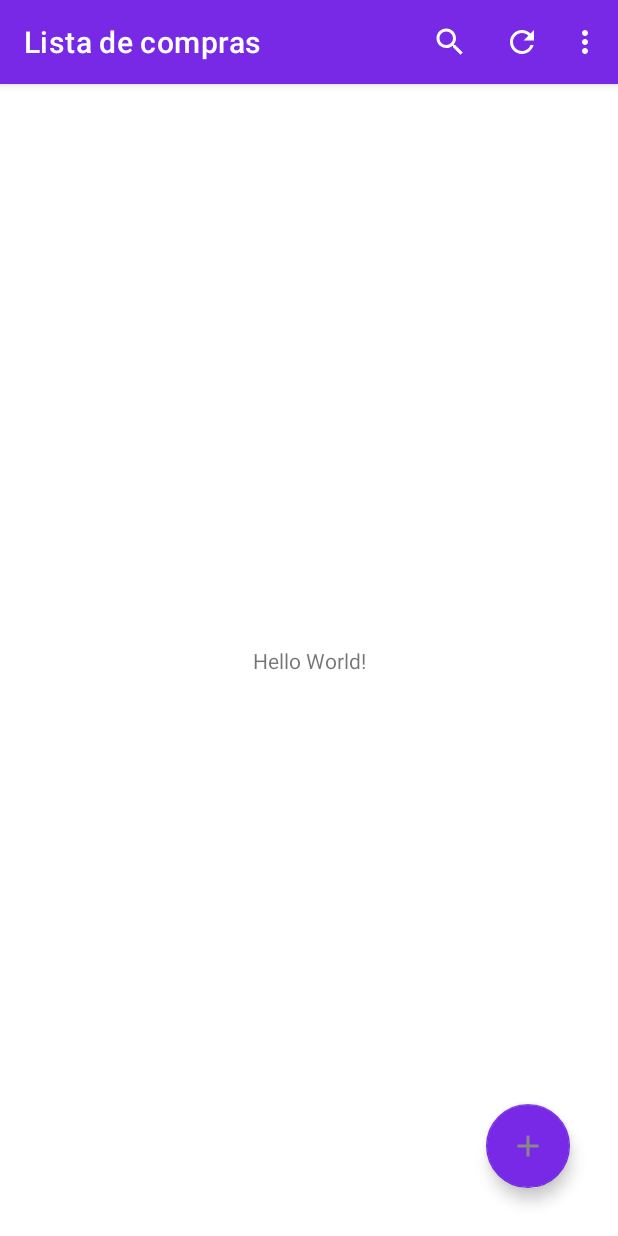
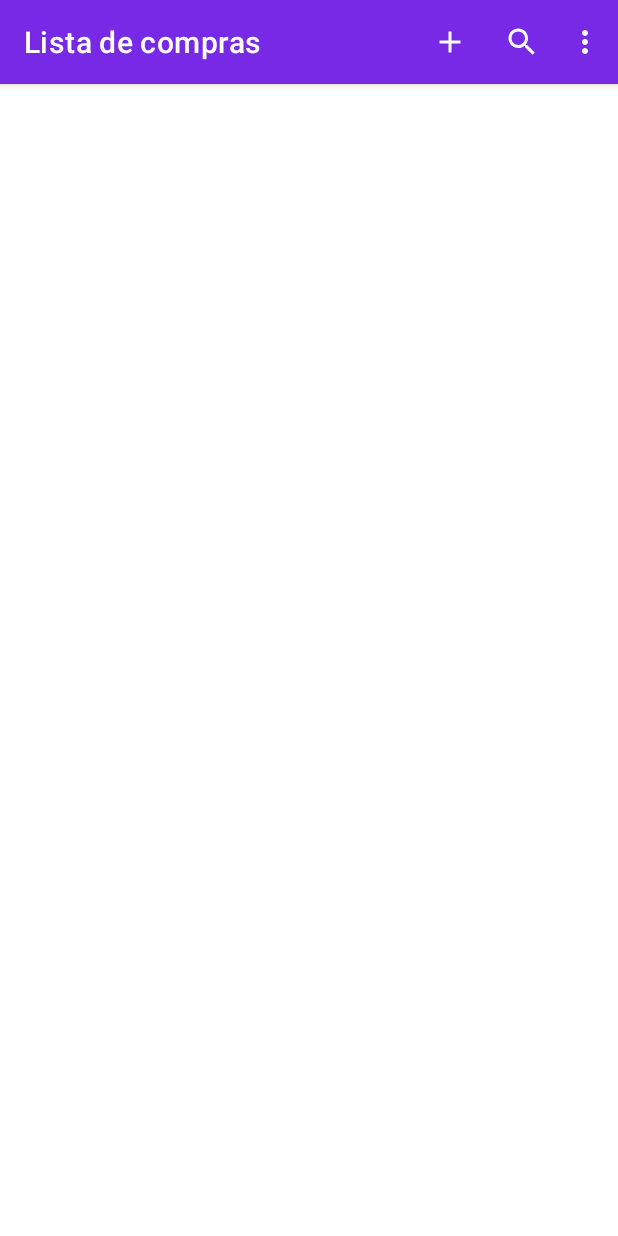
Before and after one commit to evandrolrff/intelMarketList, an Android app: the screen it shows after launch (MainActivity), on a phone screen of 412 x 824 dp. Run offline under Robolectric (Android 15) with nearby library versions, the phone set to English and light mode, and no system bars.

Commit message:
remove floating button e adiciona nova opção no menu

```diff
--- a/app/src/main/java/com/example/intelmarketlist/MainActivity.java
+++ b/app/src/main/java/com/example/intelmarketlist/MainActivity.java
@@ -6,11 +6,11 @@ import androidx.appcompat.app.AppCompatActivity;
 import android.graphics.Color;
 import android.graphics.drawable.ColorDrawable;
 import android.os.Bundle;
+import android.util.Log;
 import android.view.Menu;
-import android.view.View;
 
-import com.google.android.material.floatingactionbutton.FloatingActionButton;
 import com.google.android.material.snackbar.Snackbar;
+
 
 public class MainActivity extends AppCompatActivity {
 
@@ -18,15 +18,6 @@ public class MainActivity extends AppCompatActivity {
     protected void onCreate(Bundle savedInstanceState) {
         super.onCreate(savedInstanceState);
         setContentView(R.layout.activity_main);
-
-        FloatingActionButton fab = findViewById(R.id.fab);
-        fab.setOnClickListener(new View.OnClickListener() {
-            @Override
-            public void onClick(View view) {
-                Snackbar.make(view, "Here's a Snackbar", Snackbar.LENGTH_LONG)
-                        .setAction("Action", null).show();
-            }
-        });
 
         ActionBar actionBar = getSupportActionBar();
         actionBar.setTitle(R.string.actionbar_title);
--- a/app/src/main/res/layout/activity_main.xml
+++ b/app/src/main/res/layout/activity_main.xml
@@ -6,34 +6,18 @@
     android:layout_height="match_parent"
     tools:context=".MainActivity">
 
-    <TextView
-        android:layout_width="wrap_content"
-        android:layout_height="wrap_content"
-        android:text="Hello World!"
-        app:layout_constraintBottom_toBottomOf="parent"
-        app:layout_constraintLeft_toLeftOf="parent"
-        app:layout_constraintRight_toRightOf="parent"
-        app:layout_constraintTop_toTopOf="parent" />
-
-    <com.google.android.material.floatingactionbutton.FloatingActionButton
-        android:id="@+id/fab"
-        android:layout_width="wrap_content"
-        android:layout_height="wrap_content"
-        android:layout_marginEnd="32dp"
-        android:layout_marginBottom="32dp"
-        android:clickable="true"
-        android:contentDescription="@string/add"
-        app:layout_constraintBottom_toBottomOf="parent"
-        app:layout_constraintEnd_toEndOf="parent"
-        app:srcCompat="@drawable/ic_action_add" />
-
     <LinearLayout
-        android:id="@+id/linearLayout"
-        android:layout_width="409dp"
-        android:layout_height="354dp"
+        android:layout_width="match_parent"
+        android:layout_height="match_parent"
         android:orientation="vertical"
         app:layout_constraintEnd_toEndOf="parent"
         app:layout_constraintStart_toStartOf="parent"
-        app:layout_constraintTop_toTopOf="parent"></LinearLayout>
+        app:layout_constraintTop_toTopOf="parent">
+
+        <androidx.recyclerview.widget.RecyclerView
+            android:layout_width="match_parent"
+            android:layout_height="match_parent" />
+
+    </LinearLayout>
 
 </androidx.constraintlayout.widget.ConstraintLayout>
--- a/app/src/main/res/menu/menu_main.xml
+++ b/app/src/main/res/menu/menu_main.xml
@@ -3,6 +3,12 @@
     xmlns:app="http://schemas.android.com/apk/res-auto"
     xmlns:tools="http://schemas.android.com/tools"
     tools:context=".MainActivity">
+
+    <item
+        android:id="@+id/action_add"
+        android:icon="@drawable/ic_action_add"
+        android:title="@string/action_add"
+        app:showAsAction="always"/>
 
     <item
         android:id="@+id/action_search"
--- a/app/src/main/res/values-night/strings.xml
+++ b/app/src/main/res/values-night/strings.xml
@@ -2,7 +2,7 @@
 <resources>
     <string name="app_name">intelMarketList</string>
     <string name="actionbar_title">Lista de compras</string>
-    <string name="add">Adicionar</string>
+    <string name="action_add">Adicionar</string>
     <string name="action_search">Search</string>
     <string name="action_refresh">Refresh</string>
     <string name="action_settings">Settings</string>
--- a/app/src/main/res/values/strings.xml
+++ b/app/src/main/res/values/strings.xml
@@ -1,7 +1,7 @@
 <resources>
     <string name="app_name">intelMarketList</string>
     <string name="actionbar_title">Lista de compras</string>
-    <string name="add">Adicionar</string>
+    <string name="action_add">Adicionar</string>
     <string name="action_search">Search</string>
     <string name="action_refresh">Refresh</string>
     <string name="action_settings">Settings</string>
```
